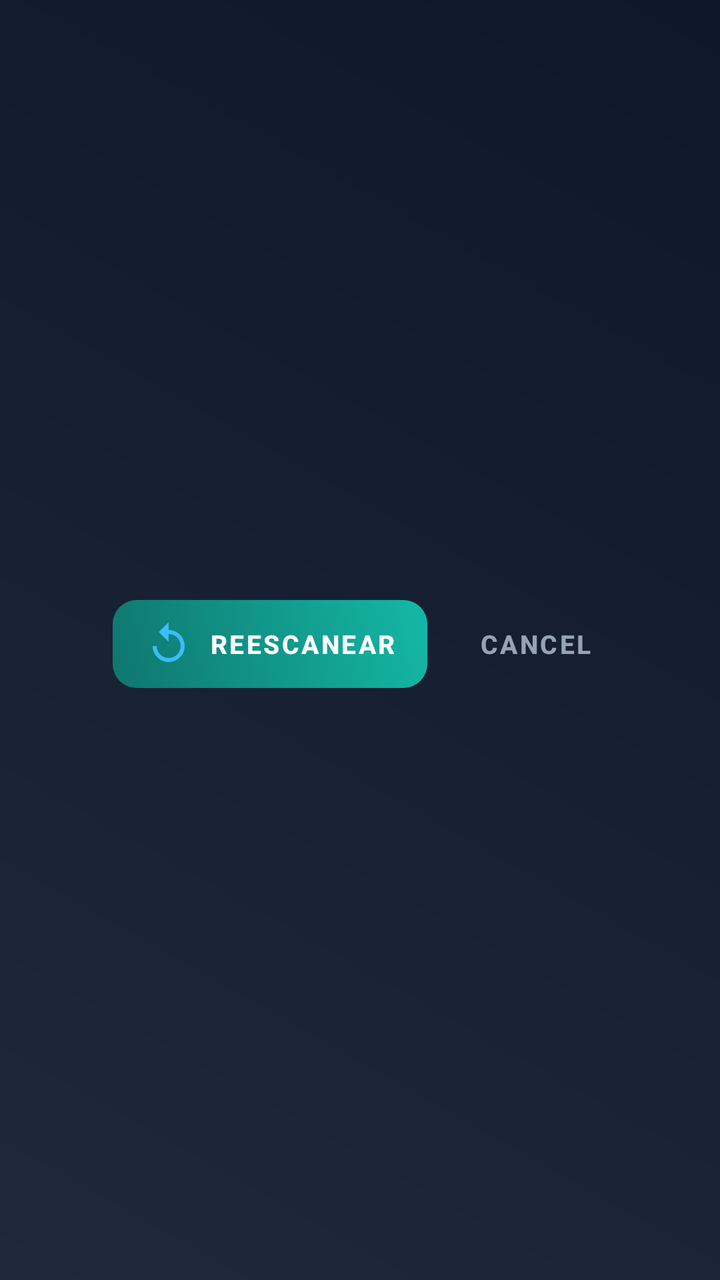
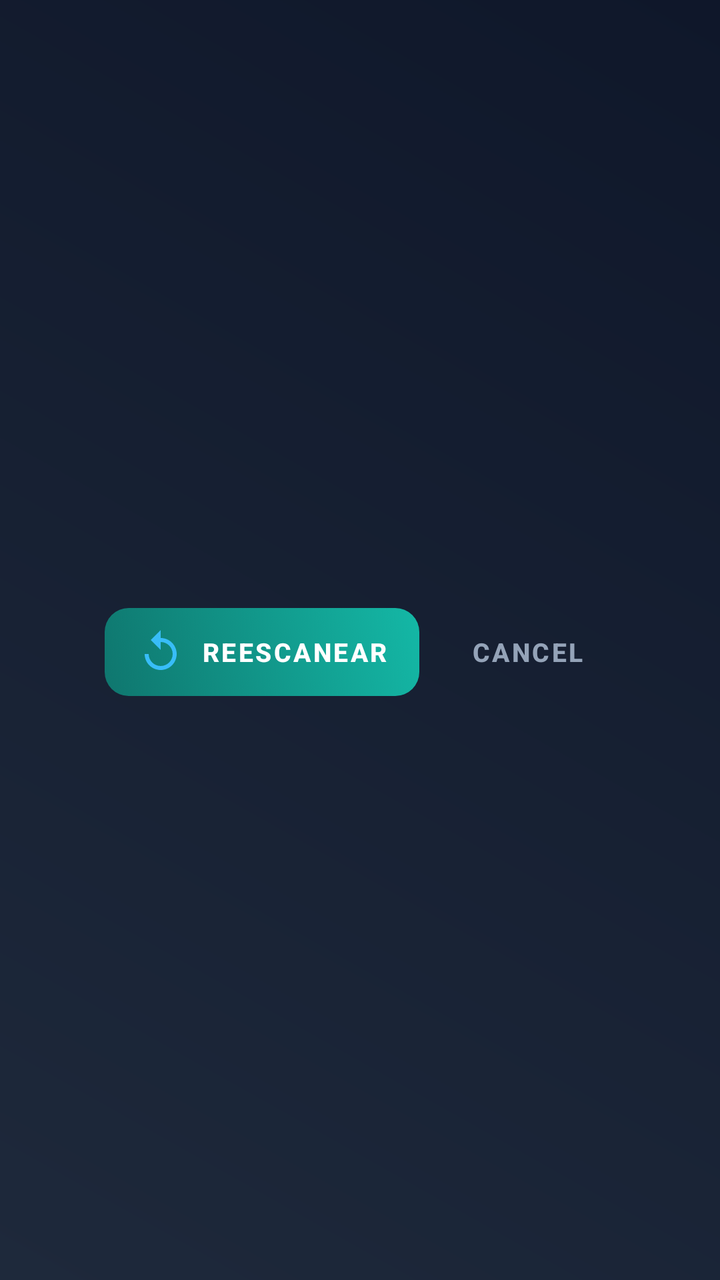

Before-and-after screenshots of an Android layout around one commit, followed by the original layout XML and the change that was made.
<!-- AndroidManifest.xml: activity theme Theme.VortexTV -->
<!-- res/layout/activity_file_scanner.xml -->
<?xml version="1.0" encoding="utf-8"?>
<androidx.constraintlayout.widget.ConstraintLayout 
    xmlns:android="http://schemas.android.com/apk/res/android"
    xmlns:app="http://schemas.android.com/apk/res-auto"
    android:layout_width="match_parent"
    android:layout_height="match_parent"
    android:background="@drawable/bg_main"
    android:paddingStart="48dp"
    android:paddingEnd="48dp"
    android:paddingTop="28dp"
    android:paddingBottom="24dp">

    
    <LinearLayout
        android:id="@+id/headerContainer"
        android:layout_width="0dp"
        android:layout_height="wrap_content"
        android:orientation="horizontal"
        android:gravity="center_vertical"
        app:layout_constraintStart_toStartOf="parent"
        app:layout_constraintEnd_toStartOf="@id/layoutButtons"
        app:layout_constraintTop_toTopOf="parent">

        <ImageButton
            android:id="@+id/btnBackHeader"
            android:layout_width="44dp"
            android:layout_height="44dp"
            android:background="?attr/selectableItemBackgroundBorderless"
            android:src="@drawable/ic_arrow_back"
            app:tint="@color/white"
            android:contentDescription="@string/action_close"
            android:focusable="true"
            android:nextFocusRight="@id/btnRescan"
            android:nextFocusDown="@id/etSearch" />

        <LinearLayout
            android:layout_width="wrap_content"
            android:layout_height="wrap_content"
            android:layout_marginStart="14dp"
            android:orientation="vertical">

            <TextView
                android:layout_width="wrap_content"
                android:layout_height="wrap_content"
                android:text="@string/btn_install_apk"
                android:textColor="@color/white"
                android:textSize="22sp"
                android:textStyle="bold"
                android:fontFamily="sans-serif-medium" />

            
            <TextView
                android:id="@+id/tvStatus"
                android:layout_width="wrap_content"
                android:layout_height="wrap_content"
                android:layout_marginTop="2dp"
                android:text="Buscando archivos APK..."
                android:textColor="#94A3B8"
                android:textSize="13sp" />
        </LinearLayout>
    </LinearLayout>

    
    <LinearLayout
        android:id="@+id/layoutButtons"
        android:layout_width="wrap_content"
        android:layout_height="wrap_content"
        android:orientation="horizontal"
        android:gravity="center_vertical"
        app:layout_constraintEnd_toEndOf="parent"
        app:layout_constraintTop_toTopOf="parent"
        app:layout_constraintBottom_toBottomOf="@id/headerContainer">

        <com.google.android.material.button.MaterialButton
            android:id="@+id/btnRescan"
            android:layout_width="wrap_content"
            android:layout_height="44dp"
            android:layout_marginEnd="10dp"
            android:text="Reescanear"
            android:textColor="@color/white"
            android:textSize="13sp"
            android:textStyle="bold"
            android:focusable="true"
            android:clickable="true"
            android:stateListAnimator="@animator/scaler"
            android:background="@drawable/btn_gradient_secondary"
            app:backgroundTint="@null"
            app:strokeColor="#38BDF8"
            app:strokeWidth="1dp"
            app:cornerRadius="8dp"
            app:icon="@drawable/ic_restore"
            app:iconGravity="textStart"
            app:iconTint="#38BDF8"
            android:nextFocusLeft="@id/btnBackHeader"
            android:nextFocusRight="@id/btnCancel"
            android:nextFocusDown="@id/etSearch" />

        <com.google.android.material.button.MaterialButton
            android:id="@+id/btnCancel"
            android:layout_width="wrap_content"
            android:layout_height="44dp"
            android:text="@string/action_cancel"
            android:textColor="#94A3B8"
            android:textSize="13sp"
            android:textStyle="bold"
            android:focusable="true"
            android:clickable="true"
            android:stateListAnimator="@animator/scaler"
            android:background="?attr/selectableItemBackground"
            app:backgroundTint="@null"
            app:cornerRadius="8dp"
            android:nextFocusLeft="@id/btnRescan"
            android:nextFocusDown="@id/etSearch" />
    </LinearLayout>

    
    <EditText
        android:id="@+id/etSearch"
        android:layout_width="0dp"
        android:layout_height="44dp"
        android:layout_marginTop="16dp"
        android:background="@drawable/bg_search_input"
        android:drawableStart="@drawable/ic_search"
        android:drawablePadding="12dp"
        android:hint="@string/hint_search_apps"
        android:textColorHint="#80FFFFFF"
        android:textColor="@color/white"
        android:textSize="14sp"
        android:maxLines="1"
        android:singleLine="true"
        android:imeOptions="actionDone"
        android:nextFocusUp="@id/btnRescan"
        android:nextFocusDown="@id/rvApkFiles"
        app:layout_constraintEnd_toEndOf="parent"
        app:layout_constraintStart_toStartOf="parent"
        app:layout_constraintTop_toBottomOf="@id/headerContainer" />

    
    <androidx.recyclerview.widget.RecyclerView
        android:id="@+id/rvApkFiles"
        android:layout_width="0dp"
        android:layout_height="0dp"
        android:layout_marginTop="14dp"
        android:clipToPadding="false"
        android:focusable="true"
        android:descendantFocusability="afterDescendants"
        app:layout_constraintBottom_toTopOf="@id/bannerContainer"
        app:layout_constraintEnd_toEndOf="parent"
        app:layout_constraintStart_toStartOf="parent"
        app:layout_constraintTop_toBottomOf="@id/etSearch" />

    
    <RelativeLayout
        android:id="@+id/bannerContainer"
        android:layout_width="wrap_content"
        android:layout_height="wrap_content"
        android:layout_marginTop="8dp"
        android:gravity="center"
        app:layout_constraintBottom_toBottomOf="parent"
        app:layout_constraintEnd_toEndOf="parent"
        app:layout_constraintStart_toStartOf="parent" />

    
    <LinearLayout
        android:id="@+id/layoutEmptyState"
        android:layout_width="wrap_content"
        android:layout_height="wrap_content"
        android:gravity="center"
        android:orientation="vertical"
        android:visibility="gone"
        app:layout_constraintBottom_toTopOf="@id/bannerContainer"
        app:layout_constraintEnd_toEndOf="parent"
        app:layout_constraintStart_toStartOf="parent"
        app:layout_constraintTop_toBottomOf="@id/etSearch">

        <ImageView
            android:layout_width="72dp"
            android:layout_height="72dp"
            android:alpha="0.4"
            android:src="@drawable/ic_apps_grid"
            app:tint="#94A3B8" />

        <TextView
            android:layout_width="wrap_content"
            android:layout_height="wrap_content"
            android:layout_marginTop="14dp"
            android:text="@string/status_no_apks_found"
            android:textColor="#94A3B8"
            android:textSize="16sp"
            android:fontFamily="sans-serif-medium" />
    </LinearLayout>

    
    <ProgressBar
        android:id="@+id/progressBar"
        android:layout_width="40dp"
        android:layout_height="40dp"
        android:indeterminateTint="@color/accent_color"
        android:visibility="gone"
        app:layout_constraintBottom_toBottomOf="parent"
        app:layout_constraintEnd_toEndOf="parent"
        app:layout_constraintStart_toStartOf="parent"
        app:layout_constraintTop_toTopOf="parent" />

</androidx.constraintlayout.widget.ConstraintLayout>
<!-- resources referenced by this layout -->
<resources>
  <color name="accent_color">#6366F1</color>
  <color name="white">#FFFFFFFF</color>
  <!-- drawable bg_main (drawable) -->
  <?xml version="1.0" encoding="utf-8"?>
  <shape xmlns:android="http://schemas.android.com/apk/res/android"
      android:shape="rectangle">
      <gradient
          android:angle="45"
          android:endColor="@color/primary_dark"
          android:startColor="@color/primary_light"
          android:type="linear" />
  </shape>
  <!-- drawable bg_search_input (drawable) -->
  <?xml version="1.0" encoding="utf-8"?>
  <shape xmlns:android="http://schemas.android.com/apk/res/android"
      android:shape="rectangle">
      <corners android:radius="12dp" />
      <solid android:color="#26FFFFFF" /> 
      <stroke android:width="1dp" android:color="#40FFFFFF" />
      <padding android:left="12dp" android:right="12dp" android:top="8dp" android:bottom="8dp"/>
  </shape>
  <!-- drawable ic_apps_grid (drawable) -->
  <vector xmlns:android="http://schemas.android.com/apk/res/android"
      android:width="24dp"
      android:height="24dp"
      android:viewportWidth="24"
      android:viewportHeight="24"
      android:tint="#FFFFFF">
      <path
          android:fillColor="@android:color/white"
          android:pathData="M4,8h4V4H4v4zM10,20h4v-4h-4v4zM4,20h4v-4H4v4zM4,14h4v-4H4v4zM10,14h4v-4h-4v4zM16,4v4h4V4h-4zM10,8h4V4h-4v4zM16,14h4v-4h-4v4zM16,20h4v-4h-4v4z"/>
  </vector>
  <!-- drawable ic_arrow_back (drawable) -->
  <vector xmlns:android="http://schemas.android.com/apk/res/android"
      android:width="24dp"
      android:height="24dp"
      android:viewportWidth="24.0"
      android:viewportHeight="24.0">
      <path
          android:fillColor="#FFFFFFFF"
          android:pathData="M20,11H7.83l5.59,-5.59L12,4l-8,8 8,8 1.41,-1.41L7.83,13H20v-2z"/>
  </vector>
  <!-- drawable ic_restore (drawable) -->
  <vector xmlns:android="http://schemas.android.com/apk/res/android"
      android:width="24dp"
      android:height="24dp"
      android:viewportWidth="24"
      android:viewportHeight="24">
    <path
        android:fillColor="#FFFFFFFF"
        android:pathData="M12,5V1L7,6l5,5V7c3.31,0 6,2.69 6,6s-2.69,6 -6,6s-6,-2.69 -6,-6H4c0,4.42 3.58,8 8,8s8,-3.58 8,-8s-3.58,-8 -8,-8z"/>
  </vector>
  <!-- drawable ic_search (drawable) -->
  <vector xmlns:android="http://schemas.android.com/apk/res/android"
      android:width="24dp"
      android:height="24dp"
      android:viewportWidth="24"
      android:viewportHeight="24"
      android:tint="#FFFFFF">
    <path
        android:fillColor="@android:color/white"
        android:pathData="M15.5,14h-0.79l-0.28,-0.27C15.41,12.59 16,11.11 16,9.5 16,5.91 13.09,3 9.5,3S3,5.91 3,9.5 5.91,16 9.5,16c1.61,0 3.09,-0.59 4.23,-1.57l0.27,0.28v0.79l5,4.99L20.49,19l-4.99,-5zM9.5,14C7.01,14 5,11.99 5,9.5S7.01,5 9.5,5 14,7.01 14,9.5 11.99,14 9.5,14z"/>
  </vector>
  <string name="action_cancel">Cancel</string>
  <string name="action_close">Close</string>
  <string name="btn_install_apk">Install APK</string>
  <string name="hint_search_apps">Search apps...</string>
  <string name="status_no_apks_found">No APK files found</string>
  <style name="Theme.VortexTV" parent="Theme.MaterialComponents.DayNight.NoActionBar">
          
          <item name="colorPrimary">@color/accent_color</item>
          <item name="colorPrimaryVariant">@color/accent_focus</item>
          <item name="colorOnPrimary">@color/white</item>
          
          <item name="colorSecondary">@color/teal_200</item>
          <item name="colorSecondaryVariant">@color/teal_700</item>
          <item name="colorOnSecondary">@color/black</item>
          
          
          <item name="android:statusBarColor">@color/primary_dark</item>
          <item name="android:windowBackground">@drawable/bg_main</item>
      </style>
  <color name="primary_dark">#0F172A</color>
  <color name="primary_light">#1E293B</color>
  <color name="accent_focus">#818CF8</color>
  <color name="teal_200">#03DAC5</color>
  <color name="teal_700">#018786</color>
  <color name="black">#FF000000</color>
  <!-- unchanged entries left out for length: 1 -->
</resources>

<!-- the commit's change to res/layout/activity_file_scanner.xml (unified diff, before → after) -->
@@ -5,10 +5,10 @@
     android:layout_width="match_parent"
     android:layout_height="match_parent"
     android:background="@drawable/bg_main"
-    android:paddingStart="48dp"
-    android:paddingEnd="48dp"
-    android:paddingTop="28dp"
-    android:paddingBottom="24dp">
+    android:paddingStart="52dp"
+    android:paddingEnd="52dp"
+    android:paddingTop="32dp"
+    android:paddingBottom="20dp">
 
     
     <LinearLayout
